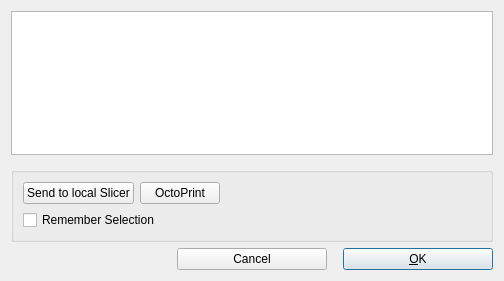
Above: src/gui/PrintInitDialog.ui from openscad/openscad before the change. Below: the same form after it.
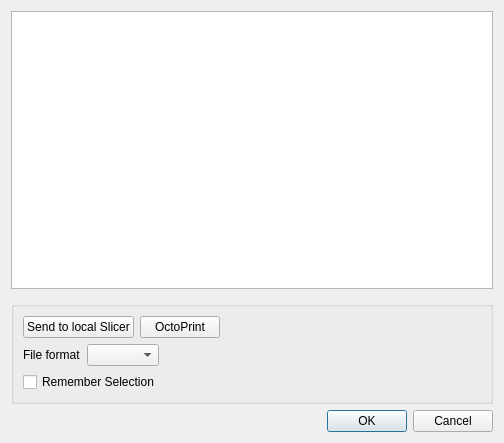
That is the form after the change.

Commit message: Hooked up new dialog, still needs some cleanup

```diff
--- a/src/gui/PrintInitDialog.ui
+++ b/src/gui/PrintInitDialog.ui
@@ -7,40 +7,14 @@
     <x>0</x>
     <y>0</y>
     <width>504</width>
-    <height>281</height>
+    <height>443</height>
    </rect>
   </property>
   <property name="windowTitle">
    <string>3D Print</string>
   </property>
-  <layout class="QGridLayout" name="gridLayout">
-   <property name="horizontalSpacing">
-    <number>16</number>
-   </property>
-   <property name="verticalSpacing">
-    <number>6</number>
-   </property>
-   <item row="4" column="2">
-    <widget class="QPushButton" name="okButton">
-     <property name="sizePolicy">
-      <sizepolicy hsizetype="Minimum" vsizetype="Fixed">
-       <horstretch>0</horstretch>
-       <verstretch>0</verstretch>
-      </sizepolicy>
-     </property>
-     <property name="text">
-      <string>&amp;OK</string>
-     </property>
-    </widget>
-   </item>
-   <item row="4" column="1">
-    <widget class="QPushButton" name="cancelButton">
-     <property name="text">
-      <string>Cancel</string>
-     </property>
-    </widget>
-   </item>
-   <item row="0" column="0" colspan="3">
+  <layout class="QVBoxLayout" name="verticalLayout_2">
+   <item>
     <widget class="QTextBrowser" name="textBrowser">
      <property name="minimumSize">
       <size>
@@ -61,7 +35,7 @@
      </property>
     </widget>
    </item>
-   <item row="1" column="0">
+   <item>
     <spacer name="verticalSpacer">
      <property name="orientation">
       <enum>Qt::Orientation::Vertical</enum>
@@ -77,7 +51,7 @@
      </property>
     </spacer>
    </item>
-   <item row="2" column="0" colspan="3">
+   <item>
     <widget class="QGroupBox" name="groupBox">
      <property name="title">
       <string/>
@@ -129,6 +103,33 @@
         </item>
        </layout>
       </item>
+      <item>
+       <layout class="QHBoxLayout" name="horizontalLayout">
+        <item>
+         <widget class="QLabel" name="label">
+          <property name="text">
+           <string>File format</string>
+          </property>
+         </widget>
+        </item>
+        <item>
+         <widget class="QComboBox" name="fileFormatComboBox"/>
+        </item>
+        <item>
+         <spacer name="horizontalSpacer_2">
+          <property name="orientation">
+           <enum>Qt::Orientation::Horizontal</enum>
+          </property>
+          <property name="sizeHint" stdset="0">
+           <size>
+            <width>40</width>
+            <height>20</height>
+           </size>
+          </property>
+         </spacer>
+        </item>
+       </layout>
+      </item>
       <item>
        <widget class="QCheckBox" name="checkBoxRememberSelection">
         <property name="text">
@@ -139,6 +140,16 @@
      </layout>
     </widget>
    </item>
+   <item>
+    <widget class="QDialogButtonBox" name="buttonBox">
+     <property name="orientation">
+      <enum>Qt::Orientation::Horizontal</enum>
+     </property>
+     <property name="standardButtons">
+      <set>QDialogButtonBox::StandardButton::Cancel|QDialogButtonBox::StandardButton::Ok</set>
+     </property>
+    </widget>
+   </item>
   </layout>
  </widget>
  <resources>
```
The commit also changes 7 other files.
